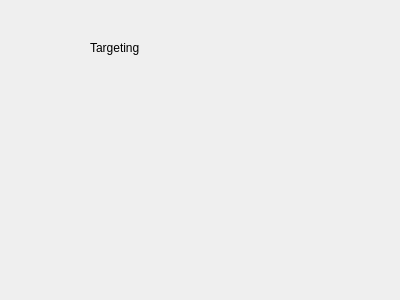
Before: the Qt Designer form src/libs/qtwidgets/targetingform.ui in qtplatz/qtplatz, drawn with Qt 5.
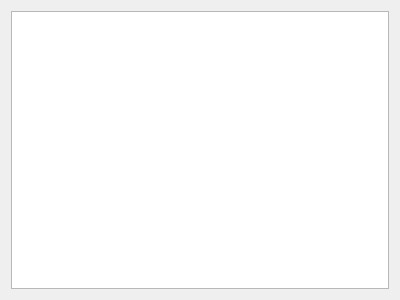
After: the same form once the commit is applied.

The edit to the form file:
```diff
--- a/src/libs/qtwidgets/targetingform.ui
+++ b/src/libs/qtwidgets/targetingform.ui
@@ -13,19 +13,11 @@
   <property name="windowTitle">
    <string>Form</string>
   </property>
-  <widget class="QLabel" name="label">
-   <property name="geometry">
-    <rect>
-     <x>90</x>
-     <y>40</y>
-     <width>111</width>
-     <height>16</height>
-    </rect>
-   </property>
-   <property name="text">
-    <string>Targeting</string>
-   </property>
-  </widget>
+  <layout class="QHBoxLayout" name="horizontalLayout">
+   <item>
+    <widget class="QTreeView" name="treeView"/>
+   </item>
+  </layout>
  </widget>
  <resources/>
  <connections/>
```
